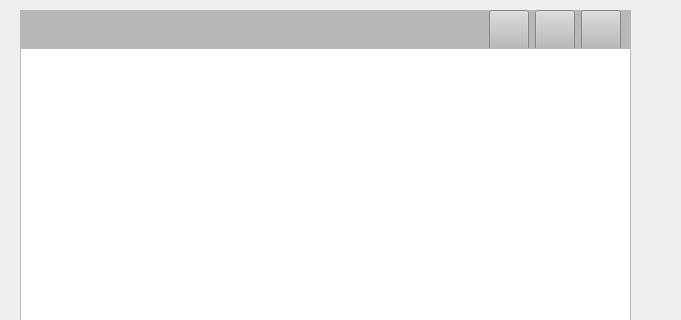
The window that widget.ui (6yimin/noteBook) describes before a commit, drawn with Qt 5; both pictures show x 0 to 681 and y 0 to 320 of the 681 by 535 pixel window.
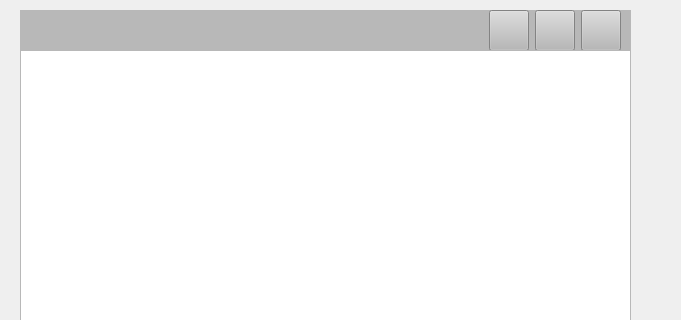
The same window after the commit. Icons and pictures are not drawn.

Diff of the .ui file:
```diff
--- a/widget.ui
+++ b/widget.ui
@@ -54,7 +54,7 @@
       <property name="minimumSize">
        <size>
         <width>0</width>
-        <height>38</height>
+        <height>40</height>
        </size>
       </property>
       <property name="styleSheet">
@@ -95,15 +95,21 @@
         <item>
          <widget class="QPushButton" name="btnopenfile">
           <property name="sizePolicy">
-           <sizepolicy hsizetype="Minimum" vsizetype="Minimum">
+           <sizepolicy hsizetype="Minimum" vsizetype="Preferred">
             <horstretch>0</horstretch>
             <verstretch>0</verstretch>
            </sizepolicy>
           </property>
           <property name="minimumSize">
            <size>
-            <width>20</width>
-            <height>22</height>
+            <width>25</width>
+            <height>25</height>
+           </size>
+          </property>
+          <property name="maximumSize">
+           <size>
+            <width>16777215</width>
+            <height>16777215</height>
            </size>
           </property>
           <property name="styleSheet">
@@ -127,7 +133,7 @@
         <item>
          <widget class="QPushButton" name="btnsavefile">
           <property name="sizePolicy">
-           <sizepolicy hsizetype="Minimum" vsizetype="Minimum">
+           <sizepolicy hsizetype="Minimum" vsizetype="Preferred">
             <horstretch>0</horstretch>
             <verstretch>0</verstretch>
            </sizepolicy>
@@ -138,6 +144,12 @@
             <height>25</height>
            </size>
           </property>
+          <property name="maximumSize">
+           <size>
+            <width>16777215</width>
+            <height>16777215</height>
+           </size>
+          </property>
           <property name="styleSheet">
            <string notr="true">QPushButton { border-image: url(:/icon/s1.png); }
 
@@ -153,7 +165,7 @@
         <item>
          <widget class="QPushButton" name="btnclosefile">
           <property name="sizePolicy">
-           <sizepolicy hsizetype="Minimum" vsizetype="Minimum">
+           <sizepolicy hsizetype="Minimum" vsizetype="Preferred">
             <horstretch>0</horstretch>
             <verstretch>0</verstretch>
            </sizepolicy>
@@ -164,6 +176,12 @@
             <height>25</height>
            </size>
           </property>
+          <property name="maximumSize">
+           <size>
+            <width>16777215</width>
+            <height>16777215</height>
+           </size>
+          </property>
           <property name="styleSheet">
            <string notr="true">QPushButton { border-image: url(:/icon/c1.png); }
 
```
